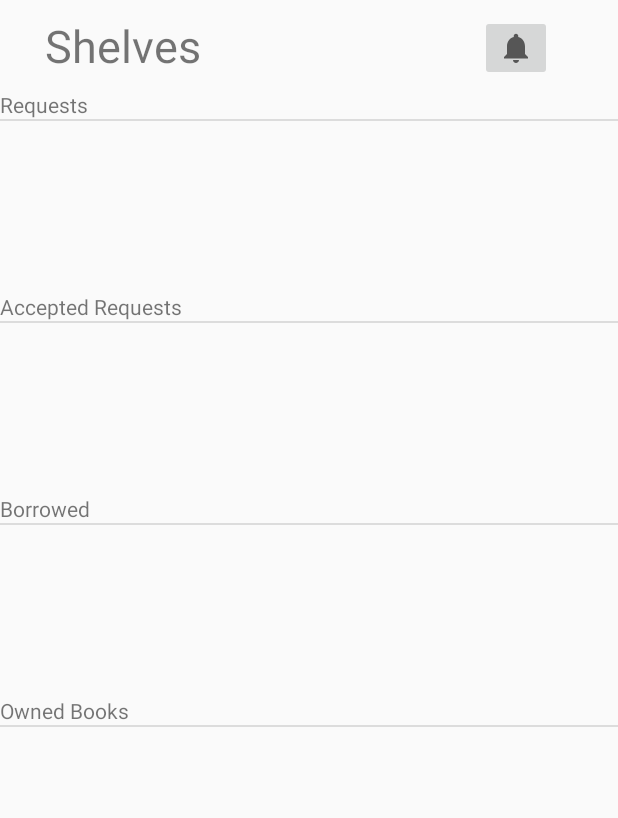
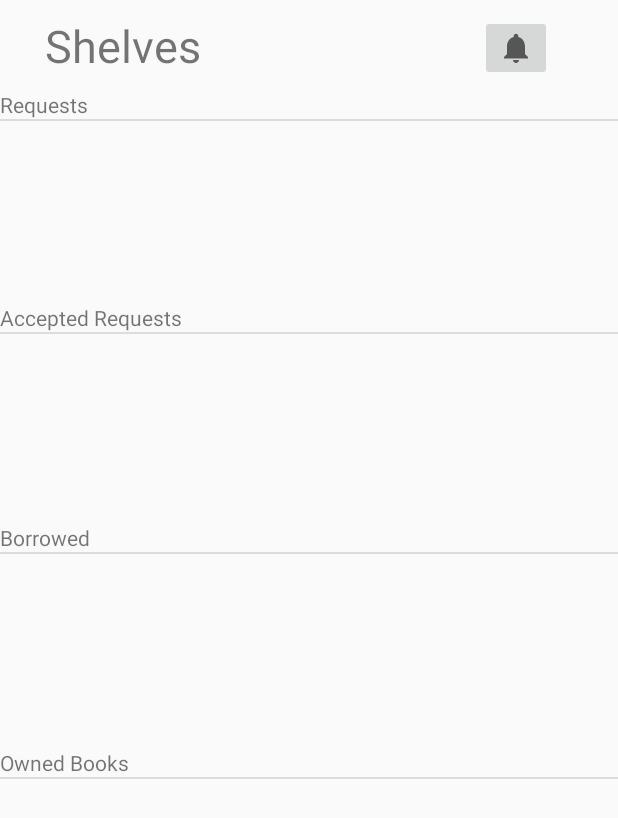
Before and after one commit to CMPUT301F20T22/papr-w8, an Android app: the layout fragment_home.xml on its own in the app's theme, with its tools: preview values and no code run, on a phone screen of 412 x 824 dp. Shown: the top 818 px of the screen. Run offline under Robolectric (Android 15) with nearby library versions, the phone set to English and light mode, and no system bars.

```diff
--- a/papr-w8/app/src/main/AndroidManifest.xml
+++ b/papr-w8/app/src/main/AndroidManifest.xml
@@ -9,6 +9,7 @@
         android:roundIcon="@mipmap/ic_launcher_round"
         android:supportsRtl="true"
         android:theme="@style/AppTheme">
+        <activity android:name=".host"></activity>
         <activity android:name=".MainActivity">
             <intent-filter>
                 <action android:name="android.intent.action.MAIN" />
--- a/papr-w8/app/src/main/java/com/example/papr_w8/Books.java
+++ b/papr-w8/app/src/main/java/com/example/papr_w8/Books.java
@@ -1,6 +1,8 @@
 package com.example.papr_w8;
 
-public class Books {
+import java.io.Serializable;
+
+public class Books implements Serializable {
     private String title;
     private String author;
     private String ISBN;
--- a/papr-w8/app/src/main/java/com/example/papr_w8/EditProfile.java
+++ b/papr-w8/app/src/main/java/com/example/papr_w8/EditProfile.java
@@ -20,6 +20,7 @@ public class EditProfile extends AppCompatActivity {
         setContentView(R.layout.edit_profile);
 
         Intent intent = getIntent();
+        user = (User) intent.getSerializableExtra("user");
 
         EditText username = (EditText) findViewById(R.id.usernameEdit);
         EditText phone = (EditText) findViewById(R.id.phoneEdit);
@@ -33,6 +34,5 @@ public class EditProfile extends AppCompatActivity {
 
         // checking what user entered
 
-
     }
 }
--- a/papr-w8/app/src/main/java/com/example/papr_w8/User.java
+++ b/papr-w8/app/src/main/java/com/example/papr_w8/User.java
@@ -1,8 +1,9 @@
 package com.example.papr_w8;
 
+import java.io.Serializable;
 import java.util.ArrayList;
 
-public class User {
+public class User implements Serializable {
     private String name;
     private String contact;
     private String email;
--- a/papr-w8/app/src/main/res/layout/fragment_home.xml
+++ b/papr-w8/app/src/main/res/layout/fragment_home.xml
@@ -51,10 +51,15 @@
                 android:layout_height="1dp"
                 android:background="?android:attr/listDivider" />
 
-            <LinearLayout
+            <HorizontalScrollView
                 android:layout_width="match_parent"
-                android:layout_height="114dp"
-                android:orientation="horizontal"></LinearLayout>
+                android:layout_height="121dp">
+
+                <LinearLayout
+                    android:id="@+id/rBookList"
+                    android:layout_width="wrap_content"
+                    android:layout_height="match_parent" />
+            </HorizontalScrollView>
 
             <TextView
                 android:id="@+id/Accepted"
@@ -68,10 +73,15 @@
                 android:layout_height="1dp"
                 android:background="?android:attr/listDivider" />
 
-            <LinearLayout
+            <HorizontalScrollView
                 android:layout_width="match_parent"
-                android:layout_height="114dp"
-                android:orientation="horizontal"></LinearLayout>
+                android:layout_height="126dp">
+
+                <LinearLayout
+                    android:id="@+id/arBookList"
+                    android:layout_width="wrap_content"
+                    android:layout_height="match_parent" />
+            </HorizontalScrollView>
 
             <TextView
                 android:id="@+id/Borrowed"
@@ -85,10 +95,16 @@
                 android:layout_height="1dp"
                 android:background="?android:attr/listDivider" />
 
-            <LinearLayout
+            <HorizontalScrollView
                 android:layout_width="match_parent"
-                android:layout_height="114dp"
-                android:orientation="horizontal"></LinearLayout>
+                android:layout_height="129dp">
+
+                <LinearLayout
+                    android:id="@+id/bBooksList"
+                    android:layout_width="wrap_content"
+                    android:layout_height="match_parent"
+                    android:orientation="vertical" />
+            </HorizontalScrollView>
 
             <TextView
                 android:id="@+id/Owned"
@@ -102,10 +118,16 @@
                 android:layout_height="1dp"
                 android:background="?android:attr/listDivider" />
 
-            <LinearLayout
+            <HorizontalScrollView
                 android:layout_width="match_parent"
-                android:layout_height="114dp"
-                android:orientation="horizontal"></LinearLayout>
+                android:layout_height="133dp">
+
+                <LinearLayout
+                    android:id="@+id/oBooksList"
+                    android:layout_width="wrap_content"
+                    android:layout_height="match_parent"
+                    android:orientation="vertical" />
+            </HorizontalScrollView>
 
         </LinearLayout>
     </ScrollView>
```
Also changed, not shown: papr-w8/app/src/main/java/com/example/papr_w8/Home.java (+10 -0 lines), papr-w8/app/src/main/java/com/example/papr_w8/MainActivity.java (+0 -8 lines), papr-w8/app/src/main/java/com/example/papr_w8/Profile.java (+29 -39 lines), papr-w8/app/src/main/java/com/example/papr_w8/host.java (added, +23 -0 lines), papr-w8/app/src/main/res/layout/activity_main.xml (+0 -21 lines), papr-w8/app/src/main/res/layout/host.xml (added, +30 -0 lines).
